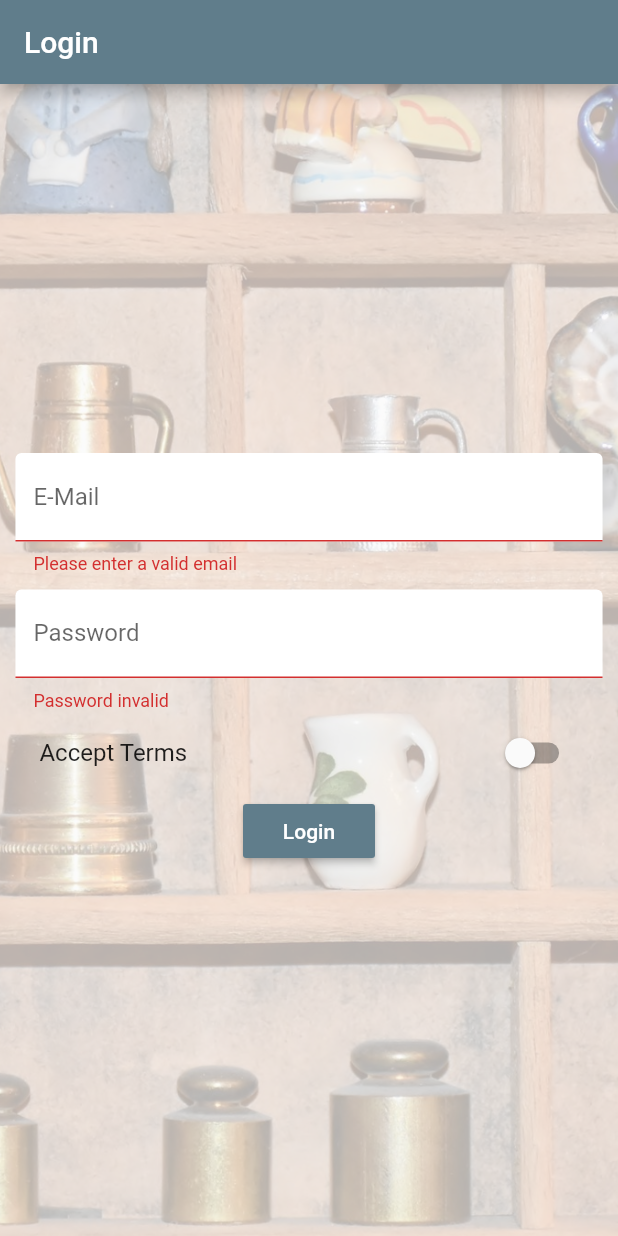
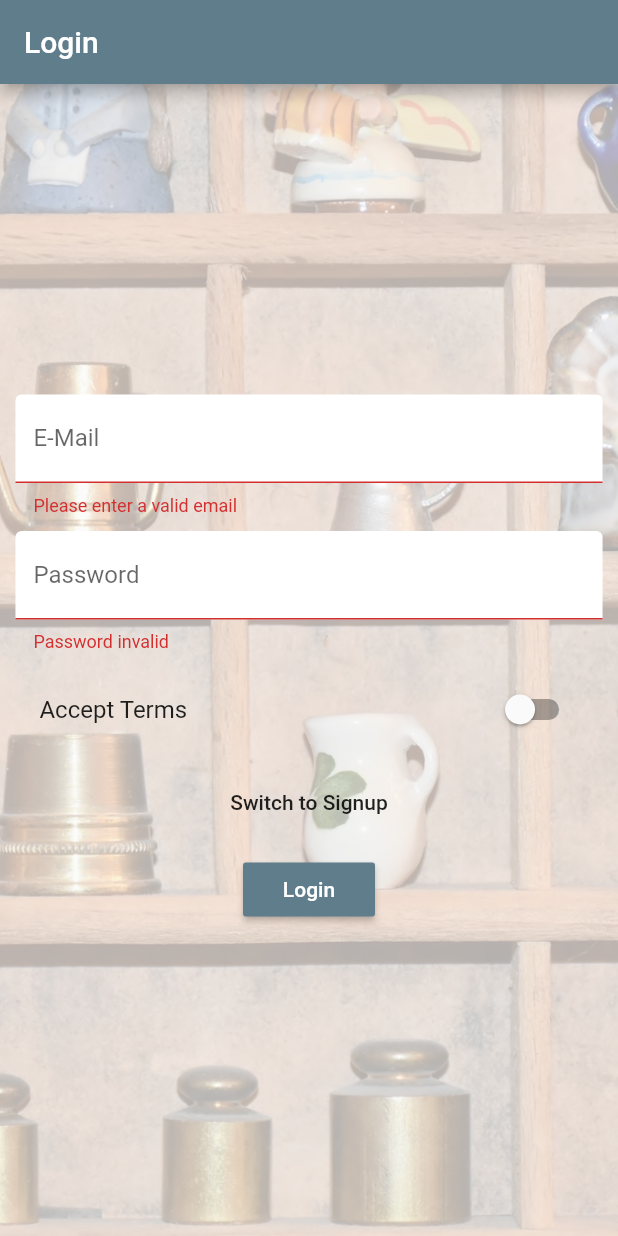
Before and after one commit to kom3/ProductList-APP, a Flutter app: the screen it shows after launch, after a tap on "Login", on a phone screen of 412 x 824 dp. Run offline on Flutter 3.47's test engine with Material 2 defaults, Android fonts, the phone set to English and light mode, and no system bars; accounts and stored records are empty; network calls fail.

Commit message:
Adding register Membuat fungsi login firebase Mengubah request menjadi mengirimkan idToken

```diff
--- /dev/null
+++ b/lib/models/auth.dart
@@ -0,0 +1,4 @@
+enum AuthMode {
+  Signup,
+  Login
+}
--- a/lib/models/user.dart
+++ b/lib/models/user.dart
@@ -3,7 +3,8 @@ import 'package:flutter/material.dart';
 class User {
   final String id;
   final String email;
-  final String password;
 
-  User({@required this.id, @required this.email, @required this.password});
+  final String token;
+
+  User({@required this.id, @required this.email, @required this.token});
 }
--- a/lib/pages/auth.dart
+++ b/lib/pages/auth.dart
@@ -2,6 +2,8 @@ import 'package:flutter/material.dart';
 import 'package:scoped_model/scoped_model.dart';
 
 import '../scoped-models/main.dart';
+
+import '../models/auth.dart';
 
 // import 'products.dart';
 
@@ -19,6 +21,8 @@ class _AuthPageState extends State<AuthPage> {
     'acceptTerms': false,
   };
   final GlobalKey<FormState> _formKey = GlobalKey<FormState>();
+  final TextEditingController _passwordController = TextEditingController();
+  AuthMode _authMode = AuthMode.Login;
 
   DecorationImage _buildBackgroundImage() {
     return DecorationImage(
@@ -52,6 +56,22 @@ class _AuthPageState extends State<AuthPage> {
     );
   }
 
+  Widget _buildPasswordConfirmTextField() {
+    return TextFormField(
+      decoration: InputDecoration(
+        labelText: 'Confirm Password',
+        filled: true,
+        fillColor: Colors.white,
+      ),
+      obscureText: true,
+      validator: (String value) {
+        if (_passwordController.text != value) {
+          return 'Password do not match.';
+        }
+      },
+    );
+  }
+
   Widget _buildPasswordTextField() {
     return TextFormField(
       decoration: InputDecoration(
@@ -59,6 +79,7 @@ class _AuthPageState extends State<AuthPage> {
         filled: true,
         fillColor: Colors.white,
       ),
+      controller: _passwordController,
       obscureText: true,
       validator: (String value) {
         if (value.isEmpty || value.length < 6) {
@@ -85,14 +106,32 @@ class _AuthPageState extends State<AuthPage> {
     );
   }
 
-  void _submitForm(Function login) {
+  void _submitForm(Function authenticate) async {
     if (!_formKey.currentState.validate() || !_formData['acceptTerms']) {
       return;
     }
 
     _formKey.currentState.save();
-    login(_formData['email'], _formData['password']);
-    Navigator.pushReplacementNamed(context, '/products');
+    Map<String, dynamic> successInformation = await authenticate(_formData['email'], _formData['password'], _authMode);
+
+    if (successInformation['success'] == true) {
+      Navigator.pushReplacementNamed(context, '/products');
+    } else {
+      showDialog(
+          context: context,
+          builder: (BuildContext context) {
+            return AlertDialog(
+              title: Text('An Error Occured!'),
+              content: Text(successInformation['message']),
+              actions: <Widget>[
+                FlatButton(
+                  child: Text('Okay'),
+                  onPressed: () => Navigator.of(context).pop(),
+                )
+              ],
+            );
+          });
+    }
   }
 
   @override
@@ -122,17 +161,45 @@ class _AuthPageState extends State<AuthPage> {
                       height: 10.0,
                     ),
                     _buildPasswordTextField(),
+                    SizedBox(
+                      height: 10.0,
+                    ),
+                    _authMode == AuthMode.Signup
+                        ? _buildPasswordConfirmTextField()
+                        : Container(),
                     _buildAcceptSwitch(),
+                    SizedBox(
+                      height: 10.0,
+                    ),
+                    FlatButton(
+                      onPressed: () {
+                        setState(() {
+                          _authMode = _authMode == AuthMode.Login
+                              ? AuthMode.Signup
+                              : AuthMode.Login;
+                        });
+                      },
+                      child: Text(
+                          'Switch to ${_authMode == AuthMode.Login ? 'Signup' : 'Login'}'),
+                    ),
+                    SizedBox(
+                      height: 10.0,
+                    ),
                     ScopedModelDescendant<MainModel>(
                       builder: (BuildContext context, Widget child,
                           MainModel model) {
-                        return RaisedButton(
-                          textColor: Colors.white,
-                          child: Text(
-                            'Login',
-                          ),
-                          onPressed: () => _submitForm(model.login),
-                        );
+                        return model.isLoading
+                            ? CircularProgressIndicator()
+                            : RaisedButton(
+                                textColor: Colors.white,
+                                child: Text(
+                                  _authMode == AuthMode.Login
+                                      ? 'Login'
+                                      : 'Signup',
+                                ),
+                                onPressed: () =>
+                                    _submitForm(model.authenticate),
+                              );
                       },
                     ),
                   ],
--- a/pubspec.yaml
+++ b/pubspec.yaml
@@ -21,6 +21,7 @@ dependencies:
   cupertino_icons: ^0.1.2
   scoped_model: ^1.0.1
   http: ^0.12.0+1
+  shared_preferences: ^0.5.0
 
 dev_dependencies:
   flutter_test:
```
Also changed, not shown: lib/scoped-models/connected_products.dart (+50 -5 lines), 3 other files.
